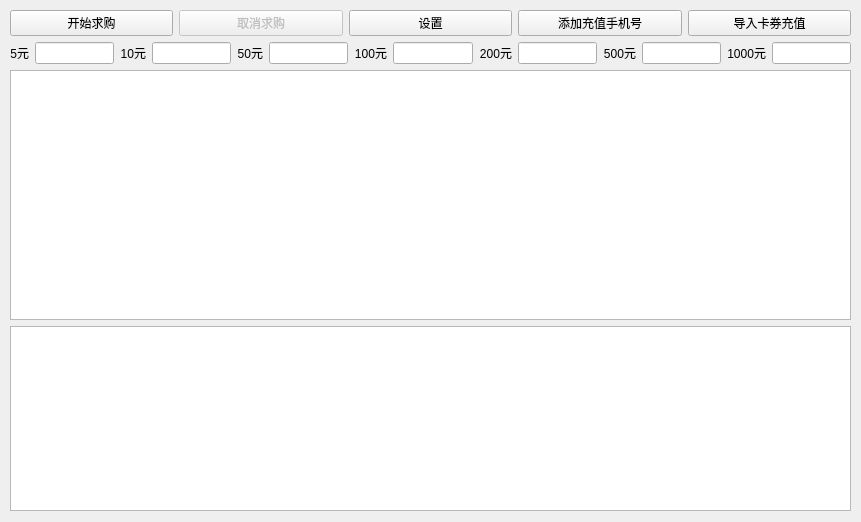
First picture: the form in main/mainwindow.ui, repository kinglon/coupon, before the edit.
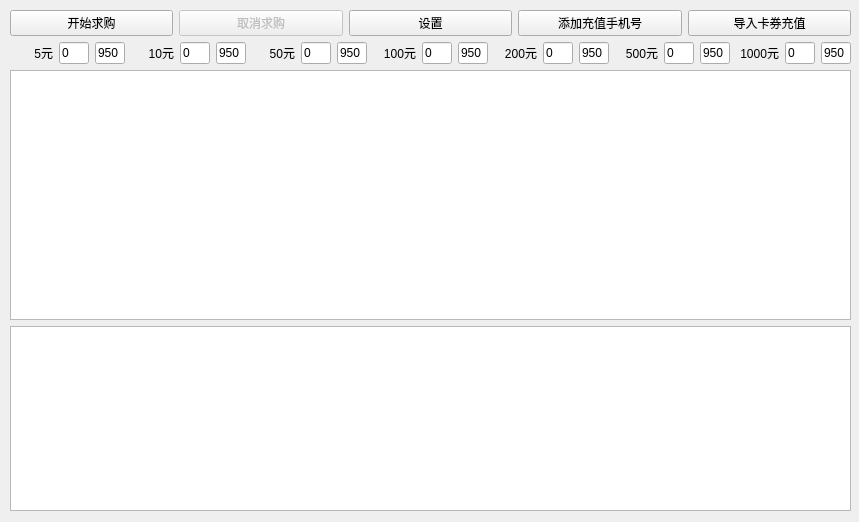
Second picture: the form after the edit.

What changed in the file:
```diff
--- a/main/mainwindow.ui
+++ b/main/mainwindow.ui
@@ -6,7 +6,7 @@
    <rect>
     <x>0</x>
     <y>0</y>
-    <width>861</width>
+    <width>859</width>
     <height>522</height>
    </rect>
   </property>
@@ -79,7 +79,30 @@
         </widget>
        </item>
        <item>
-        <widget class="QLineEdit" name="fv5CountEdit"/>
+        <widget class="QLineEdit" name="fv5CountEdit">
+         <property name="maximumSize">
+          <size>
+           <width>30</width>
+           <height>16777215</height>
+          </size>
+         </property>
+         <property name="text">
+          <string>0</string>
+         </property>
+        </widget>
+       </item>
+       <item>
+        <widget class="QLineEdit" name="fv5DiscountEdit">
+         <property name="maximumSize">
+          <size>
+           <width>30</width>
+           <height>16777215</height>
+          </size>
+         </property>
+         <property name="text">
+          <string>950</string>
+         </property>
+        </widget>
        </item>
        <item>
         <widget class="QLabel" name="label_2">
@@ -92,7 +115,30 @@
         </widget>
        </item>
        <item>
-        <widget class="QLineEdit" name="fv10CountEdit"/>
+        <widget class="QLineEdit" name="fv10CountEdit">
+         <property name="maximumSize">
+          <size>
+           <width>30</width>
+           <height>16777215</height>
+          </size>
+         </property>
+         <property name="text">
+          <string>0</string>
+         </property>
+        </widget>
+       </item>
+       <item>
+        <widget class="QLineEdit" name="fv10DiscountEdit">
+         <property name="maximumSize">
+          <size>
+           <width>30</width>
+           <height>16777215</height>
+          </size>
+         </property>
+         <property name="text">
+          <string>950</string>
+         </property>
+        </widget>
        </item>
        <item>
         <widget class="QLabel" name="label_3">
@@ -105,7 +151,30 @@
         </widget>
        </item>
        <item>
-        <widget class="QLineEdit" name="fv50CountEdit"/>
+        <widget class="QLineEdit" name="fv50CountEdit">
+         <property name="maximumSize">
+          <size>
+           <width>30</width>
+           <height>16777215</height>
+          </size>
+         </property>
+         <property name="text">
+          <string>0</string>
+         </property>
+        </widget>
+       </item>
+       <item>
+        <widget class="QLineEdit" name="fv50DiscountEdit">
+         <property name="maximumSize">
+          <size>
+           <width>30</width>
+           <height>16777215</height>
+          </size>
+         </property>
+         <property name="text">
+          <string>950</string>
+         </property>
+        </widget>
        </item>
        <item>
         <widget class="QLabel" name="label_4">
@@ -118,7 +187,30 @@
         </widget>
        </item>
        <item>
-        <widget class="QLineEdit" name="fv100CountEdit"/>
+        <widget class="QLineEdit" name="fv100CountEdit">
+         <property name="maximumSize">
+          <size>
+           <width>30</width>
+           <height>16777215</height>
+          </size>
+         </property>
+         <property name="text">
+          <string>0</string>
+         </property>
+        </widget>
+       </item>
+       <item>
+        <widget class="QLineEdit" name="fv100DiscountEdit">
+         <property name="maximumSize">
+          <size>
+           <width>30</width>
+           <height>16777215</height>
+          </size>
+         </property>
+         <property name="text">
+          <string>950</string>
+         </property>
+        </widget>
        </item>
        <item>
         <widget class="QLabel" name="label_5">
@@ -131,7 +223,30 @@
         </widget>
        </item>
        <item>
-        <widget class="QLineEdit" name="fv200CountEdit"/>
+        <widget class="QLineEdit" name="fv200CountEdit">
+         <property name="maximumSize">
+          <size>
+           <width>30</width>
+           <height>16777215</height>
+          </size>
+         </property>
+         <property name="text">
+          <string>0</string>
+         </property>
+        </widget>
+       </item>
+       <item>
+        <widget class="QLineEdit" name="fv200DiscountEdit">
+         <property name="maximumSize">
+          <size>
+           <width>30</width>
+           <height>16777215</height>
+          </size>
+         </property>
+         <property name="text">
+          <string>950</string>
+         </property>
+        </widget>
        </item>
        <item>
         <widget class="QLabel" name="label_6">
@@ -144,7 +259,30 @@
         </widget>
        </item>
        <item>
-        <widget class="QLineEdit" name="fv500CountEdit"/>
+        <widget class="QLineEdit" name="fv500CountEdit">
+         <property name="maximumSize">
+          <size>
+           <width>30</width>
+           <height>16777215</height>
+          </size>
+         </property>
+         <property name="text">
+          <string>0</string>
+         </property>
+        </widget>
+       </item>
+       <item>
+        <widget class="QLineEdit" name="fv500DiscountEdit">
+         <property name="maximumSize">
+          <size>
+           <width>30</width>
+           <height>16777215</height>
+          </size>
+         </property>
+         <property name="text">
+          <string>950</string>
+         </property>
+        </widget>
        </item>
        <item>
         <widget class="QLabel" name="label_7">
@@ -157,7 +295,30 @@
         </widget>
        </item>
        <item>
-        <widget class="QLineEdit" name="fv1000CountEdit"/>
+        <widget class="QLineEdit" name="fv1000CountEdit">
+         <property name="maximumSize">
+          <size>
+           <width>30</width>
+           <height>16777215</height>
+          </size>
+         </property>
+         <property name="text">
+          <string>0</string>
+         </property>
+        </widget>
+       </item>
+       <item>
+        <widget class="QLineEdit" name="fv1000DiscountEdit">
+         <property name="maximumSize">
+          <size>
+           <width>30</width>
+           <height>16777215</height>
+          </size>
+         </property>
+         <property name="text">
+          <string>950</string>
+         </property>
+        </widget>
        </item>
       </layout>
      </item>
```
